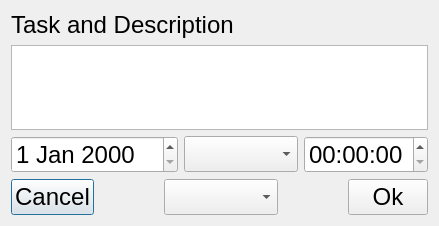
Old version of the form forms/task.ui in the repository LesterEvSe/Task-Manager.
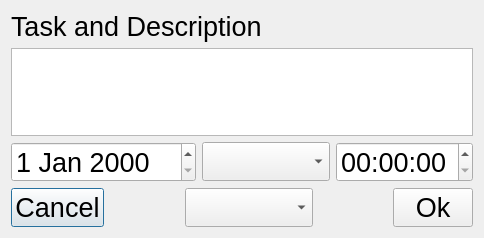
New version of the form.

The edit to the form file:
```diff
--- a/forms/task.ui
+++ b/forms/task.ui
@@ -6,13 +6,13 @@
    <rect>
     <x>0</x>
     <y>0</y>
-    <width>418</width>
-    <height>226</height>
+    <width>446</width>
+    <height>238</height>
    </rect>
   </property>
   <property name="font">
    <font>
-    <pointsize>18</pointsize>
+    <pointsize>20</pointsize>
    </font>
   </property>
   <property name="windowTitle">
```
Left out of the diff: 3 changed lines with no effect on the pictures.
